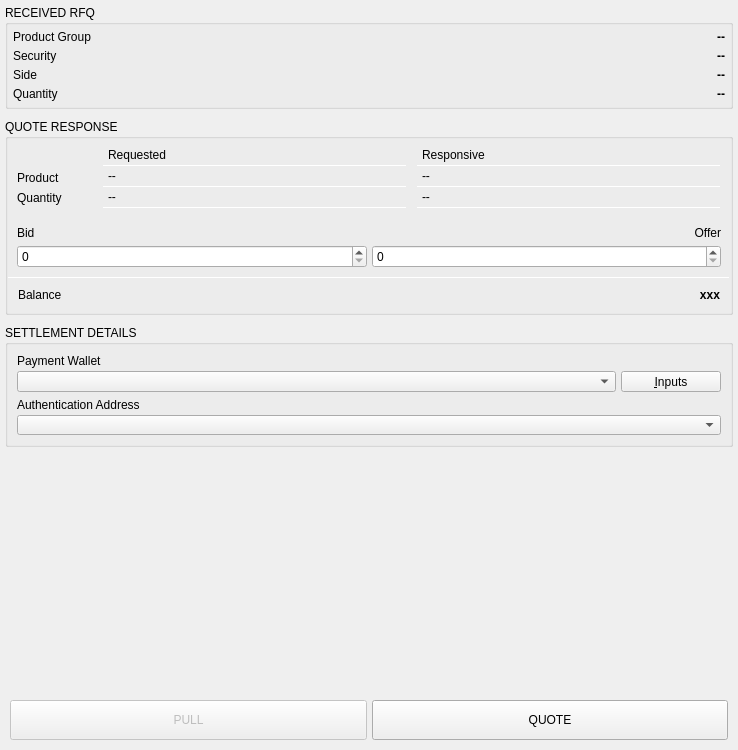
Above: BlockSettleUILib/Trading/RFQDealerReply.ui from BlockSettle/terminal before the change. Below: the same form after it.
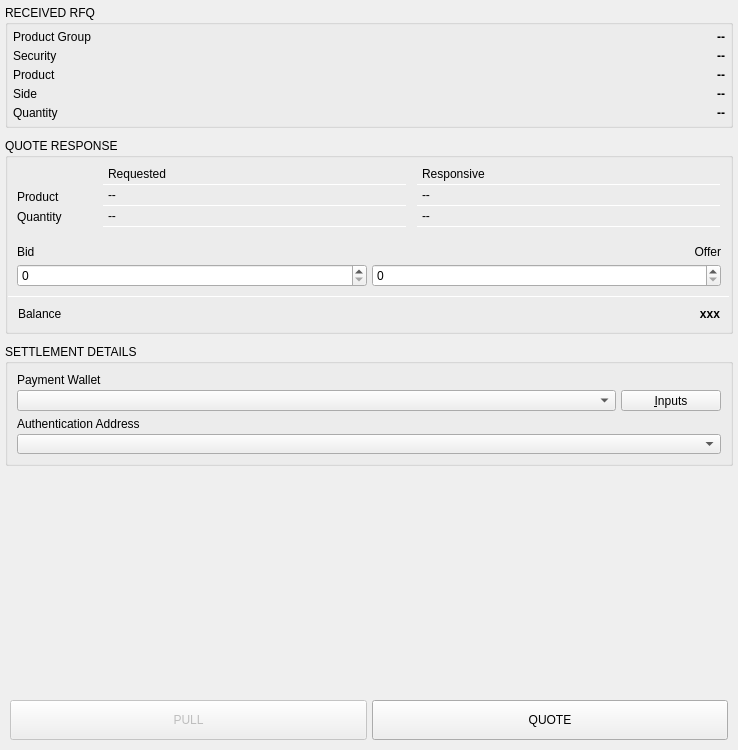
That is the form after the change. Custom widgets are drawn as their Qt base class.

Commit message: Add product under security in quote response

What changed in the file:
```diff
--- a/BlockSettleUILib/Trading/RFQDealerReply.ui
+++ b/BlockSettleUILib/Trading/RFQDealerReply.ui
@@ -282,6 +282,98 @@
            </layout>
           </widget>
          </item>
+         <item>
+          <widget class="QWidget" name="verticalWidget2_3" native="true">
+           <property name="sizePolicy">
+            <sizepolicy hsizetype="Preferred" vsizetype="Fixed">
+             <horstretch>0</horstretch>
+             <verstretch>0</verstretch>
+            </sizepolicy>
+           </property>
+           <layout class="QHBoxLayout" name="horizontalLayout_10">
+            <property name="spacing">
+             <number>5</number>
+            </property>
+            <property name="leftMargin">
+             <number>0</number>
+            </property>
+            <property name="topMargin">
+             <number>0</number>
+            </property>
+            <property name="rightMargin">
+             <number>0</number>
+            </property>
+            <property name="bottomMargin">
+             <number>0</number>
+            </property>
+            <item>
+             <widget class="QLabel" name="label_11">
+              <property name="minimumSize">
+               <size>
+                <width>90</width>
+                <height>0</height>
+               </size>
+              </property>
+              <property name="maximumSize">
+               <size>
+                <width>90</width>
+                <height>16777215</height>
+               </size>
+              </property>
+              <property name="text">
+               <string>Product</string>
+              </property>
+              <property name="wordWrap">
+               <bool>true</bool>
+              </property>
+             </widget>
+            </item>
+            <item>
+             <widget class="QLabel" name="labelProduct">
+              <property name="minimumSize">
+               <size>
+                <width>0</width>
+                <height>0</height>
+               </size>
+              </property>
+              <property name="maximumSize">
+               <size>
+                <width>16777215</width>
+                <height>16777215</height>
+               </size>
+              </property>
+              <property name="sizeIncrement">
+               <size>
+                <width>0</width>
+                <height>0</height>
+               </size>
+              </property>
+              <property name="font">
+               <font>
+                <weight>75</weight>
+                <bold>true</bold>
+               </font>
+              </property>
+              <property name="text">
+               <string>--</string>
+              </property>
+              <property name="alignment">
+               <set>Qt::AlignRight|Qt::AlignTrailing|Qt::AlignVCenter</set>
+              </property>
+              <property name="statusBox" stdset="0">
+               <bool>false</bool>
+              </property>
+              <property name="informationLabel" stdset="0">
+               <bool>false</bool>
+              </property>
+              <property name="whiteLabel" stdset="0">
+               <bool>true</bool>
+              </property>
+             </widget>
+            </item>
+           </layout>
+          </widget>
+         </item>
          <item>
           <widget class="QWidget" name="verticalWidget2" native="true">
            <property name="sizePolicy">
```
The commit also changes 1 other file.
